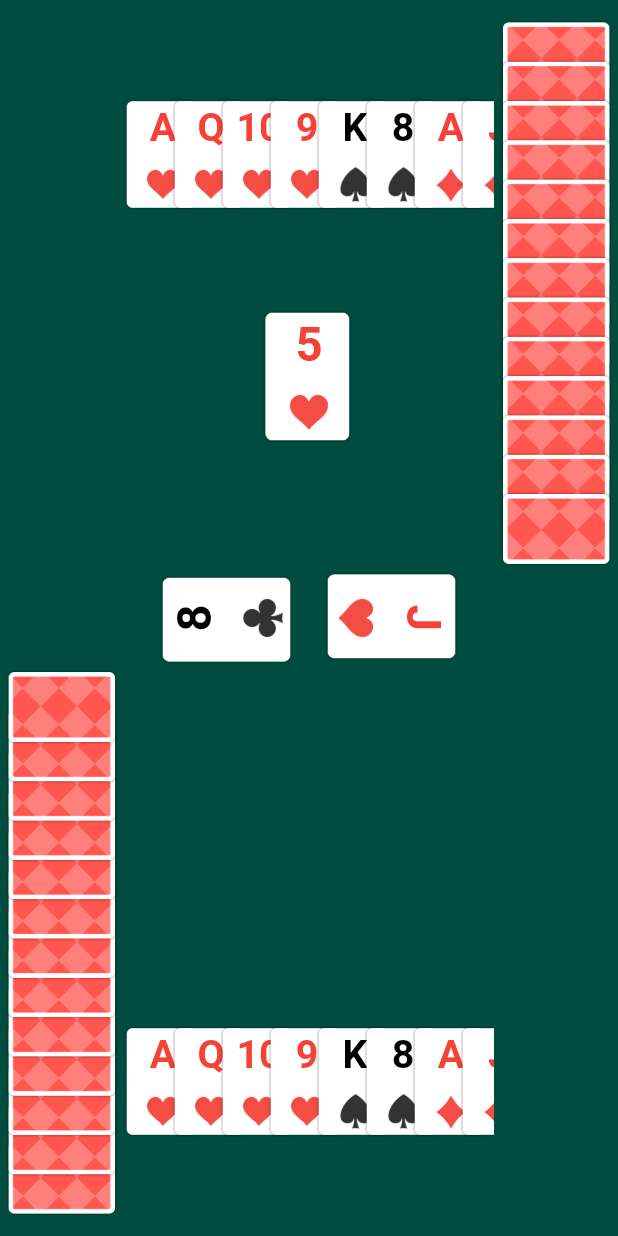
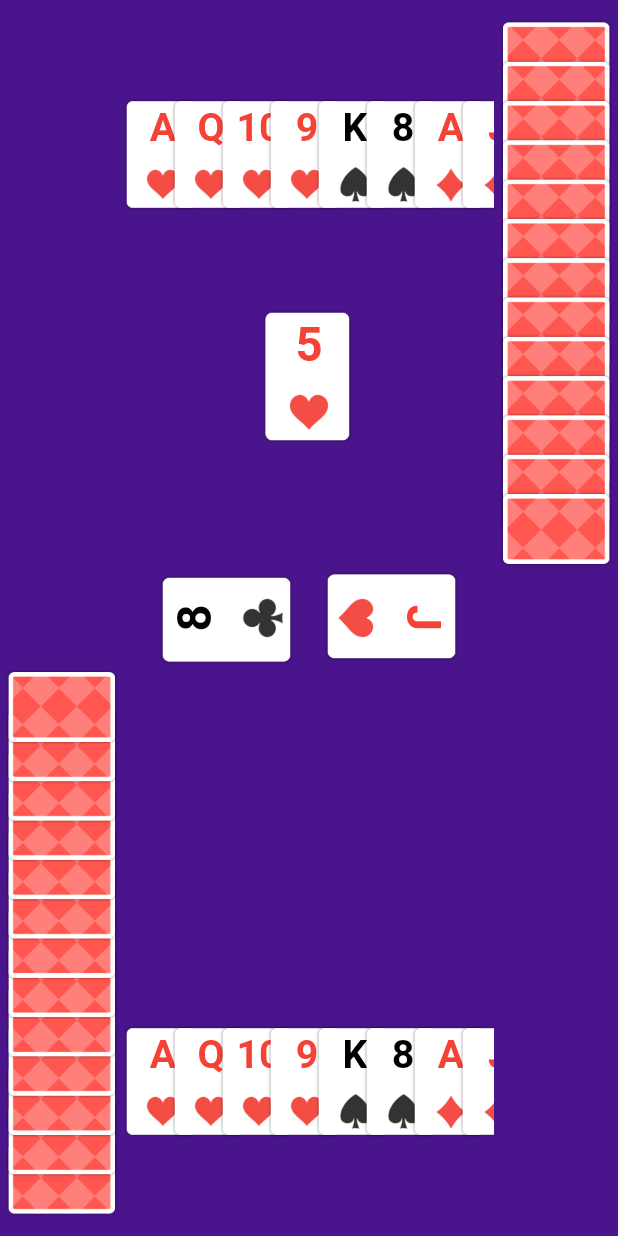
Before and after one commit to tuhin-tsm/auc_setu, a Flutter app: the screen it shows after launch, on a phone screen of 412 x 824 dp. Run offline on Flutter 3.47's test engine with Material 2 defaults, Android fonts, the phone set to English and light mode, and no system bars; our stand-ins replace fluttertoast.

Commit message:
refactor: styles

```diff
--- a/lib/screens/playing_table.dart
+++ b/lib/screens/playing_table.dart
@@ -52,7 +52,7 @@ class _PlayingTableState extends State<PlayingTable> {
   Widget build(BuildContext context) {
     return Container(
       decoration: BoxDecoration(
-        color: Colors.teal[900],
+        color: Colors.purple[900],
       ),
       child: Row(
         children: [
--- a/lib/widgets/playing_table/play_area.dart
+++ b/lib/widgets/playing_table/play_area.dart
@@ -1,6 +1,4 @@
 import 'package:auc_setu/model/card.dart';
-import 'package:auc_setu/model/player.dart';
-import 'package:auc_setu/model/suit.dart';
 import 'package:auc_setu/widgets/playing_table/play_area_card.dart';
 import 'package:flutter/material.dart';
 
```
